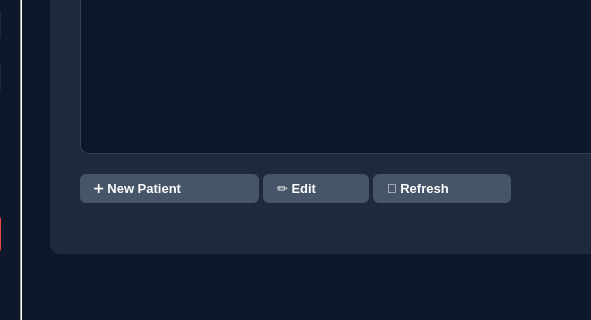
First picture: the form in ReceptionistWindow.ui, repository pvz2nghiaaa/HospitalManagement, before the edit; both pictures show x 230 to 821 and y 416 to 736 of the 1227 by 736 pixel window.
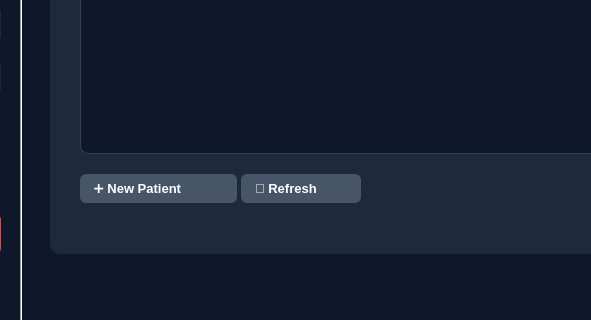
Second picture: the form after the edit. The open tabs and pages were chosen to show the change.

Commit message:
style: fix UI drug, patient
raise drug overlay frame
delete edit patient button

```diff
--- a/ReceptionistWindow.ui
+++ b/ReceptionistWindow.ui
@@ -413,7 +413,7 @@
         <rect>
          <x>30</x>
          <y>470</y>
-         <width>431</width>
+         <width>281</width>
          <height>29</height>
         </rect>
        </property>
@@ -425,11 +425,6 @@
          <string>➕ New Patient</string>
         </property>
        </widget>
-       <widget class="QPushButton" name="btnEditPatient">
-        <property name="text">
-         <string>✏️ Edit</string>
-        </property>
-       </widget>
        <widget class="QPushButton" name="btnRefreshPatient">
         <property name="text">
          <string>🔄 Refresh</string>
```
Left out of the diff: 4 changed lines with no effect on the pictures. Lines whose indentation alone changed are shown as unchanged. The commit also changes 1 other file.
